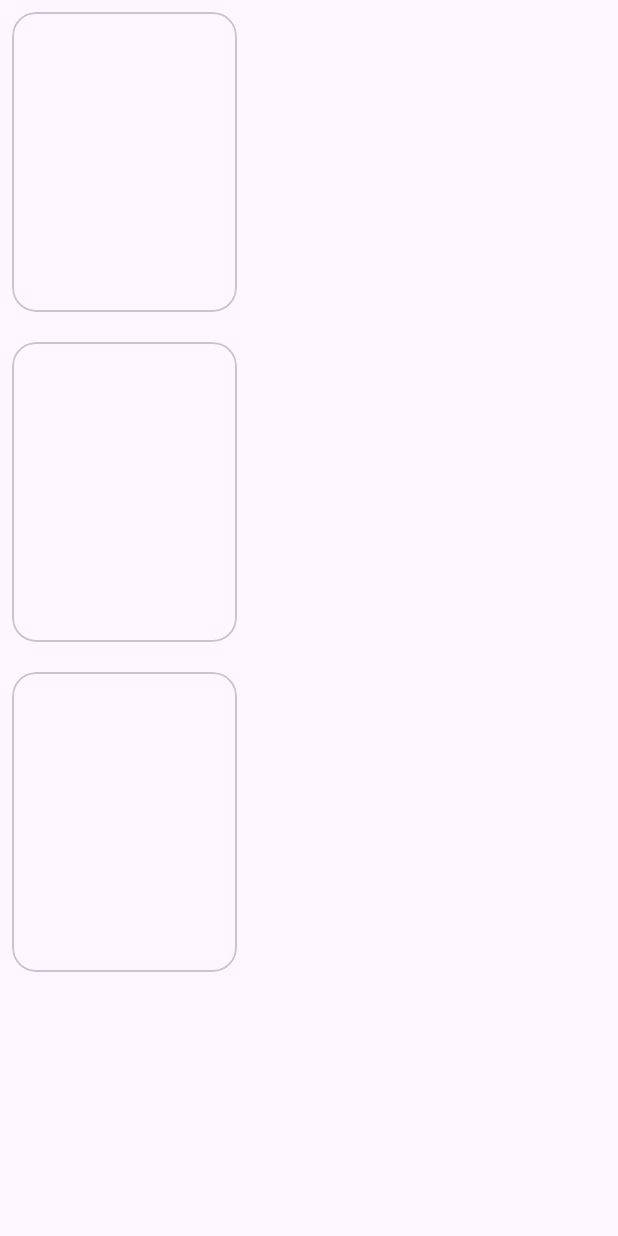
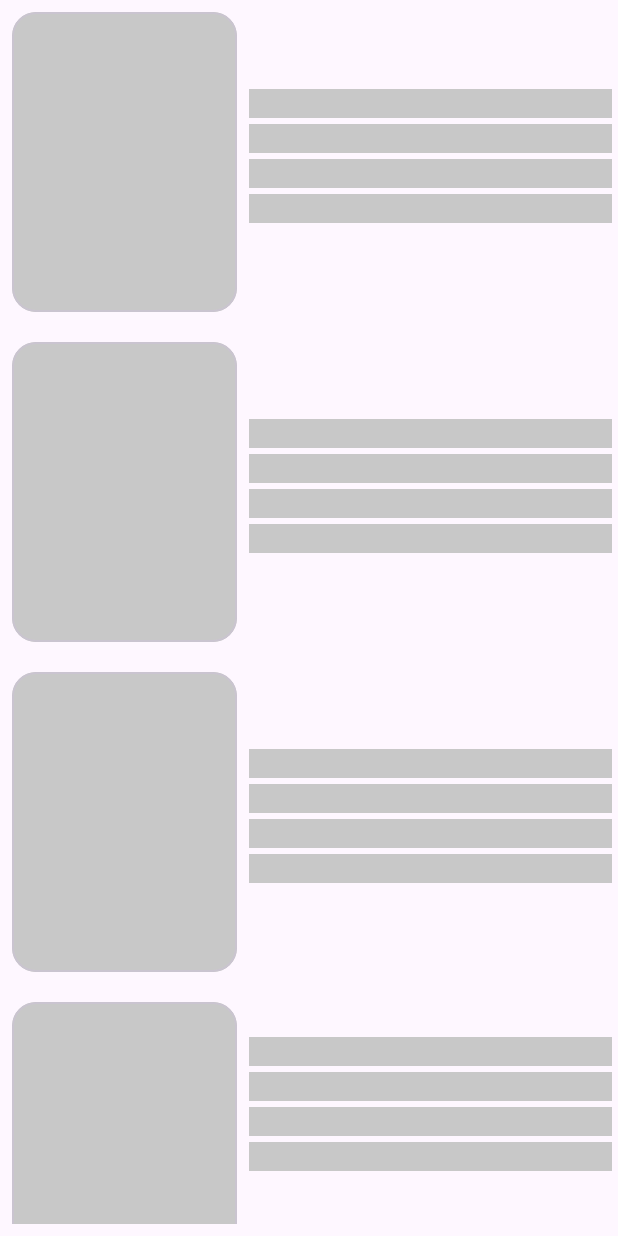
Before and after one commit to KursatAktunc/KotlinPractice, an Android app: the layout fragment_products.xml on its own in the app's theme, with its tools: preview values and no code run, on a phone screen of 412 x 824 dp. Run offline under Robolectric (Android 15) with nearby library versions, the phone set to English and light mode, and no system bars; network calls fail.

Commit message:
Added showing shimmer effect while waiting for data

```diff
--- a/app/build.gradle
+++ b/app/build.gradle
@@ -93,4 +93,7 @@ dependencies {
 
     //Datastore Preferences
     implementation "androidx.datastore:datastore-preferences:1.0.0"
+
+    //Facebook Shimmer
+    implementation 'com.facebook.shimmer:shimmer:0.5.0'
 }
--- a/app/src/main/java/com/kotlin/practice/ui/fragment/main/MainFragment.kt
+++ b/app/src/main/java/com/kotlin/practice/ui/fragment/main/MainFragment.kt
@@ -14,8 +14,6 @@ import dagger.hilt.android.AndroidEntryPoint
 @AndroidEntryPoint
 class MainFragment : BaseFragment<FragmentMainBinding, MainFragmentViewModel>() {
 
-    /*private var _binding: FragmentMainBinding? = null
-    private val binding get() = _binding!!*/
     private lateinit var actionBarDrawerToggle: ActionBarDrawerToggle
     override val mViewModel: MainFragmentViewModel by viewModels()
 
--- a/app/src/main/java/com/kotlin/practice/ui/fragment/main/screens/ProductsFragment.kt
+++ b/app/src/main/java/com/kotlin/practice/ui/fragment/main/screens/ProductsFragment.kt
@@ -39,18 +39,19 @@ class ProductsFragment : BaseFragment<FragmentProductsBinding, ProductsFragmentV
                 when (it.status) {
                     ResourceStatus.PROGRESS -> {
                         Log.v(TAG, "progress")
-                        mBinding.productProgressBar.visibility = View.VISIBLE
+                        mBinding.shimmer.startShimmer()
                     }
                     ResourceStatus.SUCCESS -> {
                         Log.v(TAG, "success")
                         adapter = ProductsAdapter(it.data!!)
                         mBinding.productsRV.adapter = adapter
-                        mBinding.productProgressBar.visibility = View.GONE
+                        mBinding.shimmer.stopShimmer()
+                        mBinding.shimmer.visibility = View.GONE
+                        mBinding.productsRV.visibility = View.VISIBLE
                     }
                     ResourceStatus.ERROR -> {
                         Log.v(TAG, "error")
                         toastHelper.showToastLong("Error, connection rechecking!")
-                        mBinding.productProgressBar.visibility = View.GONE
                         mViewModel.getAllProducts()
                     }
                 }
--- a/app/src/main/res/layout/fragment_onboarding_main.xml
+++ b/app/src/main/res/layout/fragment_onboarding_main.xml
@@ -44,6 +44,8 @@
             android:layout_marginEnd="16dp"
             android:layout_marginBottom="24dp"
             app:icon="@drawable/ic_navigate_next"
+            app:iconTint="@color/purple_200"
+
             app:layout_constraintBottom_toBottomOf="parent"
             app:layout_constraintEnd_toEndOf="parent" />
 
@@ -55,6 +57,7 @@
             android:layout_marginStart="16dp"
             android:layout_marginBottom="24dp"
             app:icon="@drawable/ic_navigate_before"
+            app:iconTint="@color/purple_200"
             app:layout_constraintBottom_toBottomOf="parent"
             app:layout_constraintStart_toStartOf="parent" />
 
--- a/app/src/main/res/layout/fragment_products.xml
+++ b/app/src/main/res/layout/fragment_products.xml
@@ -16,22 +16,35 @@
         android:layout_height="match_parent"
         tools:context=".ui.fragment.main.screens.ProductsFragment">
 
+        <com.facebook.shimmer.ShimmerFrameLayout
+            android:id="@+id/shimmer"
+            android:layout_width="match_parent"
+            android:layout_height="match_parent">
+
+            <LinearLayout
+                android:layout_width="match_parent"
+                android:layout_height="match_parent"
+                android:orientation="vertical">
+
+                <include layout="@layout/product_item_shimmer" />
+
+                <include layout="@layout/product_item_shimmer" />
+
+                <include layout="@layout/product_item_shimmer" />
+
+                <include layout="@layout/product_item_shimmer" />
+
+            </LinearLayout>
+
+        </com.facebook.shimmer.ShimmerFrameLayout>
+
         <androidx.recyclerview.widget.RecyclerView
             android:id="@+id/productsRV"
             android:layout_width="match_parent"
             android:layout_height="match_parent"
+            android:visibility="gone"
             app:layoutManager="androidx.recyclerview.widget.LinearLayoutManager"
             tools:listitem="@layout/products_item" />
-
-        <ProgressBar
-            android:id="@+id/productProgressBar"
-            android:layout_width="wrap_content"
-            android:layout_height="wrap_content"
-            android:visibility="gone"
-            app:layout_constraintBottom_toBottomOf="parent"
-            app:layout_constraintEnd_toEndOf="parent"
-            app:layout_constraintStart_toStartOf="parent"
-            app:layout_constraintTop_toTopOf="parent" />
 
     </androidx.constraintlayout.widget.ConstraintLayout>
 
--- a/app/src/main/res/layout/fragment_third_screen.xml
+++ b/app/src/main/res/layout/fragment_third_screen.xml
@@ -75,8 +75,10 @@
             android:layout_width="wrap_content"
             android:layout_height="wrap_content"
             android:layout_marginTop="48dp"
+            android:fontFamily="@font/megum"
             android:onClick="@{() -> viewmodel.finisOnBoardingClick()}"
             android:text="@string/onBoarding_finish"
+            android:textColor="@color/purple_200"
             app:layout_constraintEnd_toEndOf="parent"
             app:layout_constraintStart_toStartOf="parent"
             app:layout_constraintTop_toBottomOf="@+id/txtContent" />
--- /dev/null
+++ b/app/src/main/res/layout/product_item_shimmer.xml
@@ -0,0 +1,71 @@
+<?xml version="1.0" encoding="utf-8"?>
+<layout xmlns:android="http://schemas.android.com/apk/res/android"
+    xmlns:app="http://schemas.android.com/apk/res-auto">
+
+    <LinearLayout
+        android:id="@+id/cardLinear"
+        android:layout_width="match_parent"
+        android:layout_height="wrap_content"
+        android:layout_marginBottom="8dp"
+        android:orientation="horizontal">
+
+        <com.google.android.material.card.MaterialCardView
+            android:layout_width="150dp"
+            android:layout_height="200dp"
+            android:layout_marginStart="8dp"
+            android:layout_marginTop="8dp"
+            android:layout_marginEnd="4dp"
+            android:layout_marginBottom="4dp"
+            android:background="#c8c8c8"
+            android:elevation="10dp"
+            app:cardCornerRadius="16dp">
+
+            <ImageView
+                android:id="@+id/productImageView"
+                android:layout_width="match_parent"
+                android:layout_height="match_parent"
+                android:background="#c8c8c8"
+                android:contentDescription="@string/onboard_description" />
+
+        </com.google.android.material.card.MaterialCardView>
+
+        <LinearLayout
+            android:layout_width="match_parent"
+            android:layout_height="match_parent"
+            android:layout_margin="4dp"
+            android:orientation="vertical"
+            android:gravity="center">
+
+            <com.google.android.material.textview.MaterialTextView
+                android:id="@+id/txtTitle"
+                android:layout_width="match_parent"
+                android:layout_height="wrap_content"
+                android:layout_marginBottom="4dp"
+                android:background="#c8c8c8" />
+
+            <com.google.android.material.textview.MaterialTextView
+                android:id="@+id/txtPrice"
+                android:layout_width="match_parent"
+                android:layout_height="wrap_content"
+                android:layout_marginBottom="4dp"
+                android:background="#c8c8c8"/>
+
+            <com.google.android.material.textview.MaterialTextView
+                android:id="@+id/txtDescription"
+                android:layout_width="match_parent"
+                android:layout_height="wrap_content"
+                android:layout_marginBottom="4dp"
+                android:background="#c8c8c8" />
+
+            <com.google.android.material.textview.MaterialTextView
+                android:id="@+id/txtCategory"
+                android:layout_width="match_parent"
+                android:layout_height="wrap_content"
+                android:layout_marginBottom="4dp"
+                android:background="#c8c8c8" />
+
+        </LinearLayout>
+
+    </LinearLayout>
+
+</layout>
--- a/app/src/main/res/layout/products_item.xml
+++ b/app/src/main/res/layout/products_item.xml
@@ -29,7 +29,8 @@
             <ImageView
                 android:id="@+id/productImageView"
                 android:layout_width="match_parent"
-                android:layout_height="match_parent" />
+                android:layout_height="match_parent"
+                android:contentDescription="@string/onboard_description" />
 
         </com.google.android.material.card.MaterialCardView>
 
--- a/app/src/main/res/navigation/screen_nav.xml
+++ b/app/src/main/res/navigation/screen_nav.xml
@@ -8,7 +8,7 @@
     <fragment
         android:id="@+id/productsFragment"
         android:name="com.kotlin.practice.ui.fragment.main.screens.ProductsFragment"
-        android:label="ProductsFragment" >
+        android:label="ProductsFragment">
         <action
             android:id="@+id/action_productsFragment_to_favoriteFragment"
             app:destination="@id/favoriteFragment" />
@@ -17,5 +17,9 @@
         android:id="@+id/favoriteFragment"
         android:name="com.kotlin.practice.ui.fragment.main.screens.FavoriteFragment"
         android:label="fragment_favorite"
-        tools:layout="@layout/fragment_favorite" />
+        tools:layout="@layout/fragment_favorite">
+        <action
+            android:id="@+id/action_favoriteFragment_to_productsFragment"
+            app:destination="@id/productsFragment" />
+    </fragment>
 </navigation>
```
